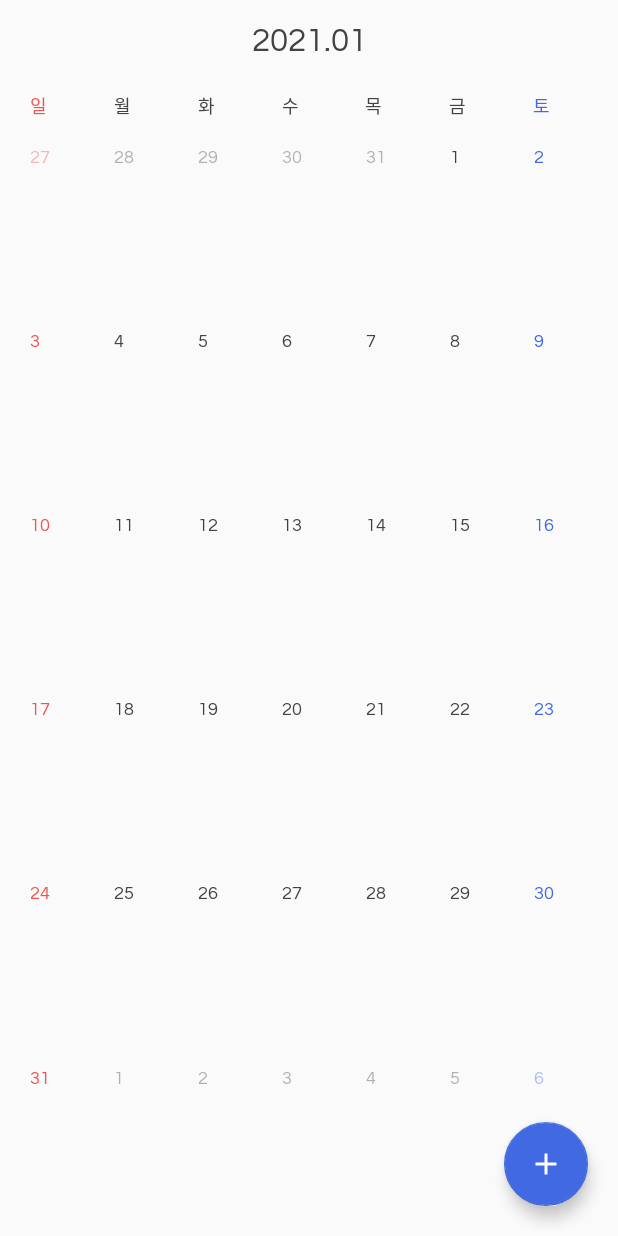
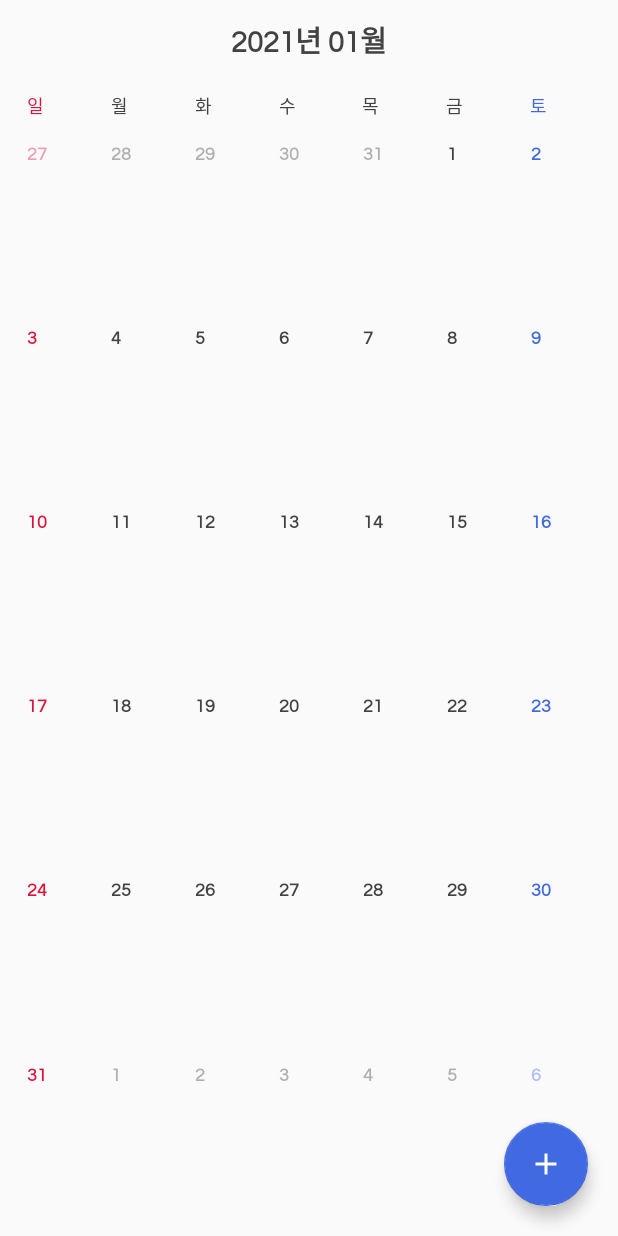
Before and after one commit to hgkim2024/AOSCalendar, an Android app: the screen it shows after launch (ActivityStart), on a phone screen of 412 x 824 dp. Run offline under Robolectric (Android 15) with nearby library versions, the phone set to English and light mode, and no system bars.

Commit message:
캘린더 디자인 작업

```diff
--- a/app/src/main/java/com/asusoft/calendar/fragment/month/FragmentMonthPage.kt
+++ b/app/src/main/java/com/asusoft/calendar/fragment/month/FragmentMonthPage.kt
@@ -70,12 +70,7 @@ class FragmentMonthPage: Fragment() {
     override fun onResume() {
         super.onResume()
 
-        val sdf = SimpleDateFormat("yyyy.MM")
-        val title = sdf.format(date)
-
-        (activity as ActivityStart).setTitle(title)
-        Log.d("Asu", "onResume date: $title")
-
+        setActionBarTitle()
         setPageUI(context!!)
     }
 
@@ -103,4 +98,12 @@ class FragmentMonthPage: Fragment() {
             }
         }
     }
+
+    private fun setActionBarTitle() {
+        val sdf = SimpleDateFormat("yyyy년 MM월")
+        val title = sdf.format(date)
+
+        (activity as ActivityStart).setTitle(title)
+        Log.d("Asu", "onResume date: $title")
+    }
 }
--- a/app/src/main/java/com/asusoft/calendar/fragment/month/WeekOfDayType.kt
+++ b/app/src/main/java/com/asusoft/calendar/fragment/month/WeekOfDayType.kt
@@ -35,8 +35,8 @@ enum class WeekOfDayType(val value: Int) {
 
     fun getFontColor(context: Context): Int {
         return when(this) {
-            SUNDAY -> ContextCompat.getColor(context, R.color.red)
-            SATURDAY -> ContextCompat.getColor(context, R.color.blue)
+            SUNDAY -> ContextCompat.getColor(context, R.color.holiday)
+            SATURDAY -> ContextCompat.getColor(context, R.color.saturday)
             else -> ContextCompat.getColor(context, R.color.font)
         }
     }
--- a/app/src/main/java/com/asusoft/calendar/util/object/MonthCalendarUIUtil.kt
+++ b/app/src/main/java/com/asusoft/calendar/util/object/MonthCalendarUIUtil.kt
@@ -158,7 +158,7 @@ object MonthCalendarUIUtil {
                 LinearLayout.LayoutParams.MATCH_PARENT,
                 WEIGHT_SUM / WEEK
             )
-            val leftPadding = CalculatorUtil.dpToPx(context, 10.0F)
+            val leftPadding = CalculatorUtil.dpToPx(context, 8.0F)
             tv.setPadding(leftPadding, 0, 0, 0)
 
             tv.text = days[idx].getShortTitle()
--- a/app/src/main/res/drawable/border.xml
+++ b/app/src/main/res/drawable/border.xml
@@ -2,10 +2,5 @@
 <shape xmlns:android="http://schemas.android.com/apk/res/android">
     <stroke
         android:width="1dp"
-        android:color="#86E57F" />
-    <padding
-        android:bottom="1dp"
-        android:left="1dp"
-        android:right="1dp"
-        android:top="1dp" />
+        android:color="@color/colorAccent" />
 </shape>
--- a/app/src/main/res/layout/activity_main.xml
+++ b/app/src/main/res/layout/activity_main.xml
@@ -25,7 +25,8 @@
                 android:layout_gravity="center"
                 android:textColor="@color/font"
                 android:id="@+id/action_bar_title"
-                android:textSize="22sp"
+                android:textStyle="bold"
+                android:textSize="19sp"
                 android:background="@android:color/transparent"/>
 
         </androidx.appcompat.widget.Toolbar>
--- a/app/src/main/res/layout/item_one_day.xml
+++ b/app/src/main/res/layout/item_one_day.xml
@@ -11,8 +11,9 @@
         android:id="@+id/title"
         android:layout_width="wrap_content"
         android:layout_height="26dp"
-        android:layout_marginTop="10dp"
-        android:layout_marginStart="10dp"
+        android:textStyle="bold"
+        android:layout_marginTop="8dp"
+        android:layout_marginStart="8dp"
         app:layout_constraintTop_toTopOf="parent"
         app:layout_constraintStart_toStartOf="parent"
         android:textSize="12sp"/>
--- a/app/src/main/res/values/colors.xml
+++ b/app/src/main/res/values/colors.xml
@@ -1,17 +1,17 @@
 <?xml version="1.0" encoding="utf-8"?>
 <resources>
+
     <color name="colorPrimary">@color/background</color>
     <color name="colorPrimaryDark">@color/background</color>
     <color name="colorAccent">#4169E1</color>
 
-    <color name="red">#EF5350</color>
-    <color name="blue">#4169E1</color>
+    <color name="holiday">#dc143c</color>
+    <color name="saturday">#4169E1</color>
+
     <color name="background">#FAFAFA</color>
+    <color name="separator">#E0E0E0</color>
+
     <color name="font">#424242</color>
     <color name="lightFont">#BDBDBD</color>
-    <color name="separator">#E0E0E0</color>
-
-    <color name="edit">#3273b5</color>
-    <color name="editSelect">#993273b5</color>
 
 </resources>
```
Also changed, not shown: app/src/main/java/com/asusoft/calendar/fragment/month/FragmentMonthViewPager.kt (+26 -13 lines).
